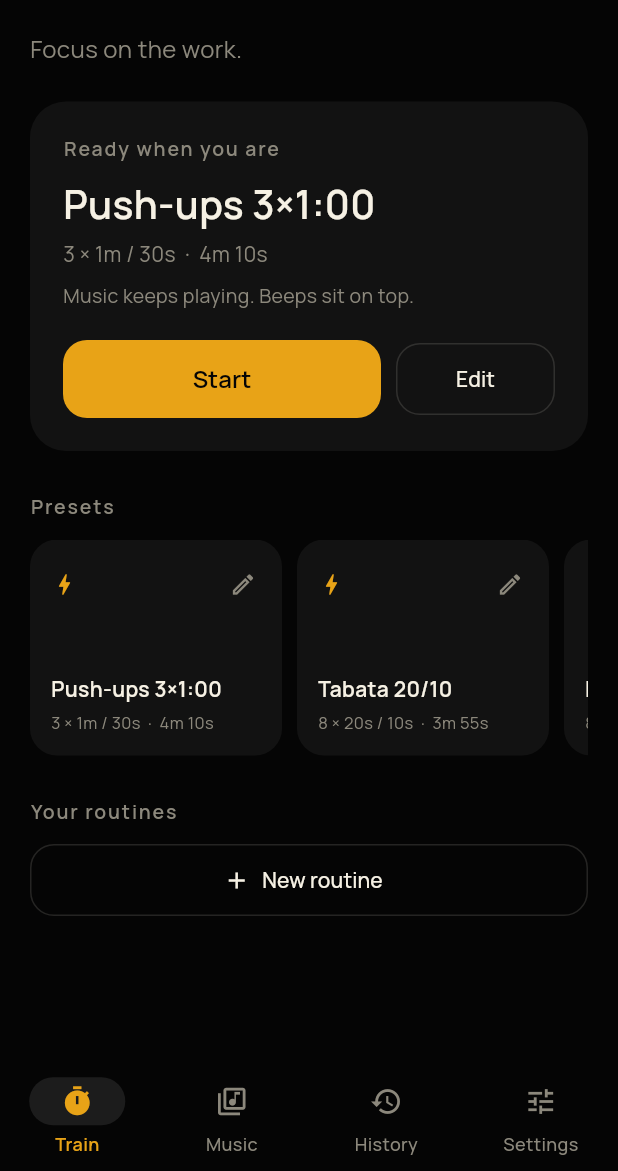
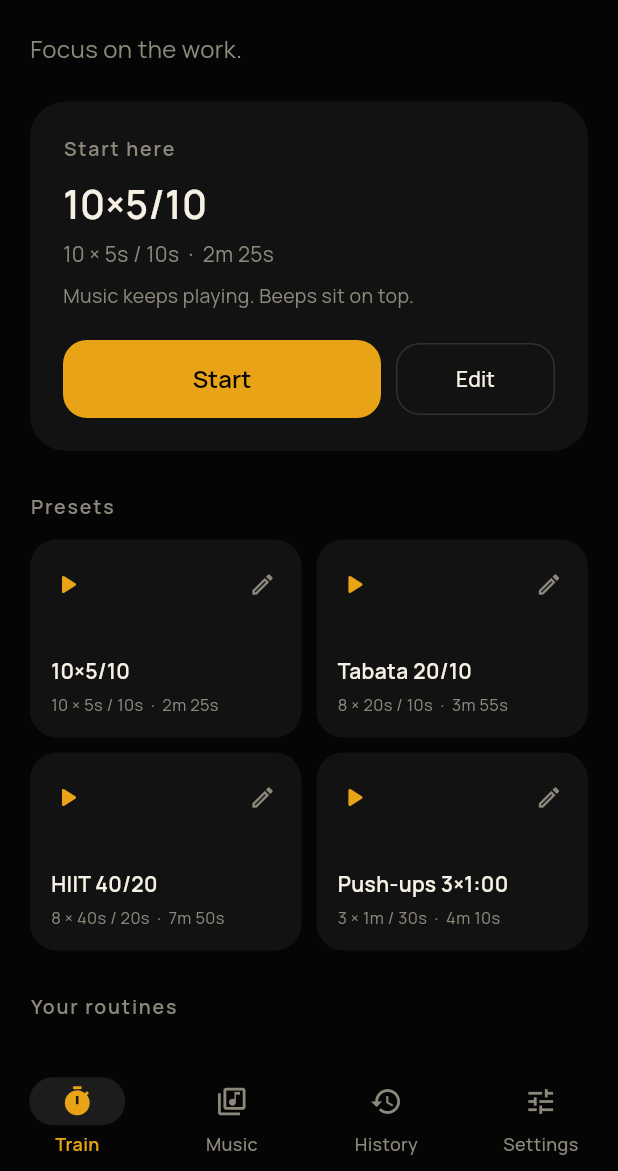
Before and after one commit to adrianoliver-dev/pulse, a Flutter app: the screen it shows after launch, on a phone screen of 412 x 824 dp, the part 65-1236 px from its top. Run offline on Flutter 3.47's test engine with Material 3 defaults, Android fonts, the phone set to English and light mode, and no system bars; our stand-ins replace audio_service, drift, drift_flutter, file_picker, flutter_riverpod, go_router and 5 more; missing offline and left inert: audio_session; accounts and stored records are empty; generated files the repository leaves out were written again; statements that could not run were skipped.

Commit message:
Fix first-run and gym-phone flows so Jhon can start 10x5/10 without fighting the UI.
Co-authored-by: Cursor <cursoragent@cursor.com>

```diff
--- a/lib/features/history/history_screen.dart
+++ b/lib/features/history/history_screen.dart
@@ -6,6 +6,7 @@ import '../../app/providers.dart';
 import '../../app/theme.dart';
 import '../../core/format.dart';
 import '../../l10n/generated/app_localizations.dart';
+import '../library/routine_labels.dart';
 
 class HistoryScreen extends ConsumerWidget {
   const HistoryScreen({super.key});
@@ -36,7 +37,9 @@ class HistoryScreen extends ConsumerWidget {
               itemBuilder: (context, i) {
                 final row = rows[i];
                 return ListTile(
-                  title: Text(row.routineName),
+                  title: Text(
+                    localizedNameForId(row.routineId, row.routineName, l10n),
+                  ),
                   subtitle: Text(
                     '${row.completed ? l10n.historyCompleted : l10n.historyStopped}  ·  ${TimeFormat.pretty(Duration(seconds: row.durationSeconds))}',
                     style: TextStyle(color: context.pulse.textMuted),
--- a/lib/features/home/home_screen.dart
+++ b/lib/features/home/home_screen.dart
@@ -19,13 +19,6 @@ class HomeScreen extends ConsumerWidget {
     final palette = context.pulse;
     final routinesAsync = ref.watch(routinesProvider);
     final lastId = ref.watch(settingsProvider).lastRoutineId;
-    final sectionStyle = TextStyle(
-      fontSize: 13,
-      letterSpacing: 1.2,
-      fontWeight: FontWeight.w600,
-      color: palette.textMuted,
-    );
-    final expanded = PulseLayout.isExpanded(context);
 
     return Scaffold(
       appBar: AppBar(
@@ -54,12 +47,16 @@ class HomeScreen extends ConsumerWidget {
             );
           }
           final specs = routines.map(RoutineRepository.toSpec).toList();
-          final featured = specs.cast<RoutineSpec?>().firstWhere(
-                (s) => s!.id == lastId,
-                orElse: () => specs.first,
-              )!;
-          final presets = specs.where((s) => s.isPreset).toList();
+          final featured = featuredRoutine(specs, lastId);
+          final presets = orderedPresets(specs.where((s) => s.isPreset));
           final custom = specs.where((s) => !s.isPreset).toList();
+          final featuredIsLast = lastId != null && featured.id == lastId;
+          final sectionStyle = TextStyle(
+            fontSize: 13,
+            letterSpacing: 1.2,
+            fontWeight: FontWeight.w600,
+            color: palette.textMuted,
+          );
 
           return PulsePage(
             child: ListView(
@@ -70,28 +67,11 @@ class HomeScreen extends ConsumerWidget {
                   style: TextStyle(color: palette.textMuted, fontSize: 16),
                 ),
                 const SizedBox(height: 24),
-                _FeaturedCard(spec: featured),
+                _FeaturedCard(spec: featured, isLastSession: featuredIsLast),
                 const SizedBox(height: 28),
                 Text(l10n.presets, style: sectionStyle),
                 const SizedBox(height: 12),
-                if (expanded)
-                  Wrap(
-                    spacing: 10,
-                    runSpacing: 10,
-                    children: [
-                      for (final spec in presets) _PresetChip(spec: spec, wide: true),
-                    ],
-                  )
-                else
-                  SizedBox(
-                    height: 144,
-                    child: ListView.separated(
-                      scrollDirection: Axis.horizontal,
-                      itemCount: presets.length,
-                      separatorBuilder: (_, _) => const SizedBox(width: 10),
-                      itemBuilder: (context, i) => _PresetChip(spec: presets[i]),
-                    ),
-                  ),
+                _PresetGrid(presets: presets),
                 if (custom.isNotEmpty) ...[
                   const SizedBox(height: 28),
                   Text(l10n.yourRoutines, style: sectionStyle),
@@ -117,9 +97,10 @@ class HomeScreen extends ConsumerWidget {
 }
 
 class _FeaturedCard extends StatelessWidget {
-  const _FeaturedCard({required this.spec});
+  const _FeaturedCard({required this.spec, required this.isLastSession});
 
   final RoutineSpec spec;
+  final bool isLastSession;
 
   @override
   Widget build(BuildContext context) {
@@ -135,7 +116,7 @@ class _FeaturedCard extends StatelessWidget {
         crossAxisAlignment: CrossAxisAlignment.start,
         children: [
           Text(
-            l10n.lastSession,
+            isLastSession ? l10n.featuredLast : l10n.featuredReady,
             style: TextStyle(
               fontSize: 13,
               letterSpacing: 1.2,
@@ -183,25 +164,52 @@ class _FeaturedCard extends StatelessWidget {
   }
 }
 
+class _PresetGrid extends StatelessWidget {
+  const _PresetGrid({required this.presets});
+
+  final List<RoutineSpec> presets;
+
+  @override
+  Widget build(BuildContext context) {
+    return LayoutBuilder(
+      builder: (context, constraints) {
+        final twoCol = constraints.maxWidth >= 340;
+        final chipW = twoCol ? (constraints.maxWidth - 10) / 2 : constraints.maxWidth;
+        return Wrap(
+          spacing: 10,
+          runSpacing: 10,
+          children: [
+            for (final spec in presets) _PresetChip(spec: spec, width: chipW),
+          ],
+        );
+      },
+    );
+  }
+}
+
 class _PresetChip extends StatelessWidget {
-  const _PresetChip({required this.spec, this.wide = false});
+  const _PresetChip({required this.spec, required this.width});
 
   final RoutineSpec spec;
-  final bool wide;
+  final double width;
 
   @override
   Widget build(BuildContext context) {
     final l10n = AppLocalizations.of(context);
     final palette = context.pulse;
+    final name = localizedRoutineName(spec, l10n);
     return SizedBox(
-      width: wide ? 188 : 168,
-      height: 136,
+      width: width,
+      height: 132,
       child: Material(
         color: palette.surface,
         borderRadius: BorderRadius.circular(18),
         child: InkWell(
           borderRadius: BorderRadius.circular(18),
           onTap: () => context.push('/workout/${spec.id}'),
+          child: Semantics(
+            button: true,
+            label: '$name. ${l10n.tapToStart}',
             child: Padding(
               padding: const EdgeInsets.fromLTRB(14, 10, 6, 14),
               child: Column(
@@ -209,7 +217,7 @@ class _PresetChip extends StatelessWidget {
                 children: [
                   Row(
                     children: [
-                    Icon(Icons.bolt, color: palette.accent, size: 18),
+                      Icon(Icons.play_arrow_rounded, color: palette.accent, size: 22),
                       const Spacer(),
                       IconButton(
                         tooltip: l10n.edit,
@@ -223,7 +231,7 @@ class _PresetChip extends StatelessWidget {
                   ),
                   const Spacer(),
                   Text(
-                  localizedRoutineName(spec, l10n),
+                    name,
                     maxLines: 2,
                     style: const TextStyle(fontWeight: FontWeight.w600),
                   ),
@@ -235,6 +243,7 @@ class _PresetChip extends StatelessWidget {
                     style: TextStyle(color: palette.textMuted, fontSize: 11),
                   ),
                 ],
+              ),
             ),
           ),
         ),
@@ -263,11 +272,12 @@ class _RoutineTile extends StatelessWidget {
           style: TextStyle(color: palette.textMuted),
         ),
         trailing: IconButton(
-          tooltip: l10n.start,
-          icon: Icon(Icons.play_arrow_rounded, color: palette.accent),
-          onPressed: () => context.push('/workout/${spec.id}'),
+          tooltip: l10n.edit,
+          icon: Icon(Icons.edit_outlined, color: palette.textMuted),
+          onPressed: () => context.push('/editor', extra: spec),
         ),
-        onTap: () => context.push('/editor', extra: spec),
+        leading: Icon(Icons.play_arrow_rounded, color: palette.accent),
+        onTap: () => context.push('/workout/${spec.id}'),
       ),
     );
   }
--- a/lib/features/library/routine_labels.dart
+++ b/lib/features/library/routine_labels.dart
@@ -18,11 +18,45 @@ String routineTimingLine(RoutineSpec spec) {
 }
 
 String localizedRoutineName(RoutineSpec spec, AppLocalizations l10n) {
-  return switch (spec.id) {
+  return localizedNameForId(spec.id, spec.name, l10n);
+}
+
+String localizedNameForId(String id, String fallbackName, AppLocalizations l10n) {
+  return switch (id) {
     presetPushupsId => l10n.presetPushups,
     presetTabataId => l10n.presetTabata,
     presetHiitId => l10n.presetHiit,
     presetSprintId => l10n.presetSprint,
-    _ => spec.name.isEmpty ? l10n.untitled : spec.name,
+    _ => fallbackName.isEmpty ? l10n.untitled : fallbackName,
   };
 }
+
+const kPresetHomeOrder = [
+  presetSprintId,
+  presetTabataId,
+  presetHiitId,
+  presetPushupsId,
+];
+
+List<RoutineSpec> orderedPresets(Iterable<RoutineSpec> presets) {
+  final copy = presets.toList();
+  int rank(RoutineSpec spec) {
+    final i = kPresetHomeOrder.indexOf(spec.id);
+    return i < 0 ? 99 : i;
+  }
+
+  copy.sort((a, b) => rank(a).compareTo(rank(b)));
+  return copy;
+}
+
+RoutineSpec featuredRoutine(List<RoutineSpec> specs, String? lastId) {
+  if (lastId != null) {
+    for (final spec in specs) {
+      if (spec.id == lastId) return spec;
+    }
+  }
+  for (final spec in specs) {
+    if (spec.id == presetSprintId) return spec;
+  }
+  return specs.first;
+}
--- a/lib/features/shell/shell_screen.dart
+++ b/lib/features/shell/shell_screen.dart
@@ -1,21 +1,44 @@
 import 'package:flutter/foundation.dart';
 import 'package:flutter/material.dart';
+import 'package:flutter_riverpod/flutter_riverpod.dart';
 import 'package:go_router/go_router.dart';
 
 import '../../app/layout.dart';
+import '../../app/providers.dart';
 import '../../app/theme.dart';
 import '../../l10n/generated/app_localizations.dart';
 import '../music/now_playing_bar.dart';
 
-class ShellScreen extends StatelessWidget {
+class ShellScreen extends ConsumerStatefulWidget {
   const ShellScreen({super.key, required this.navigationShell});
 
   final StatefulNavigationShell navigationShell;
 
   @override
+  ConsumerState<ShellScreen> createState() => _ShellScreenState();
+}
+
+class _ShellScreenState extends ConsumerState<ShellScreen> {
+  static const _hintKey = 'webHintDismissed';
+  bool _hideWebHint = false;
+
+  @override
+  void initState() {
+    super.initState();
+    _hideWebHint =
+        ref.read(sharedPreferencesProvider).getBool(_hintKey) ?? false;
+  }
+
+  Future<void> _dismissHint() async {
+    setState(() => _hideWebHint = true);
+    await ref.read(sharedPreferencesProvider).setBool(_hintKey, true);
+  }
+
+  @override
   Widget build(BuildContext context) {
     final l10n = AppLocalizations.of(context);
     final palette = context.pulse;
+    final navigationShell = widget.navigationShell;
     final destinations = [
       _Nav(
         icon: Icons.timer_outlined,
@@ -48,17 +71,32 @@ class ShellScreen extends StatelessWidget {
 
     final content = Column(
       children: [
-        if (kIsWeb)
+        if (kIsWeb && !_hideWebHint)
           Material(
             color: palette.surfaceHigh,
             child: SafeArea(
               bottom: false,
               child: Padding(
-                padding: const EdgeInsets.symmetric(horizontal: 16, vertical: 8),
-                child: Text(
-                  l10n.webDemoHint,
-                  textAlign: TextAlign.center,
-                  style: TextStyle(color: palette.textMuted, fontSize: 13, height: 1.3),
+                padding: const EdgeInsets.fromLTRB(12, 6, 4, 6),
+                child: Row(
+                  children: [
+                    Expanded(
+                      child: Text(
+                        l10n.webDemoHint,
+                        textAlign: TextAlign.center,
+                        style: TextStyle(
+                          color: palette.textMuted,
+                          fontSize: 13,
+                          height: 1.3,
+                        ),
+                      ),
+                    ),
+                    IconButton(
+                      tooltip: l10n.dismissHint,
+                      onPressed: _dismissHint,
+                      icon: const Icon(Icons.close, size: 18),
+                    ),
+                  ],
                 ),
               ),
             ),
@@ -89,7 +127,8 @@ class ShellScreen extends StatelessWidget {
                 fontWeight: FontWeight.w600,
                 fontSize: 12,
               ),
-              unselectedLabelTextStyle: TextStyle(color: palette.textMuted, fontSize: 12),
+              unselectedLabelTextStyle:
+                  TextStyle(color: palette.textMuted, fontSize: 12),
               destinations: [
                 for (final d in destinations)
                   NavigationRailDestination(
```
Also changed, not shown: lib/data/repositories/routine_repository.dart (+10 -0 lines), lib/features/library/editor_screen.dart (+25 -1 lines), lib/features/workout/workout_controller.dart (+16 -6 lines), lib/features/workout/workout_screen.dart (+37 -0 lines), lib/l10n/app_en.arb (+14 -1 lines), lib/l10n/app_es.arb (+14 -1 lines), lib/l10n/generated/app_localizations.dart, lib/l10n/generated/app_localizations_en.dart, lib/l10n/generated/app_localizations_es.dart, 1 other file. Lines whose indentation alone changed are shown as unchanged.
